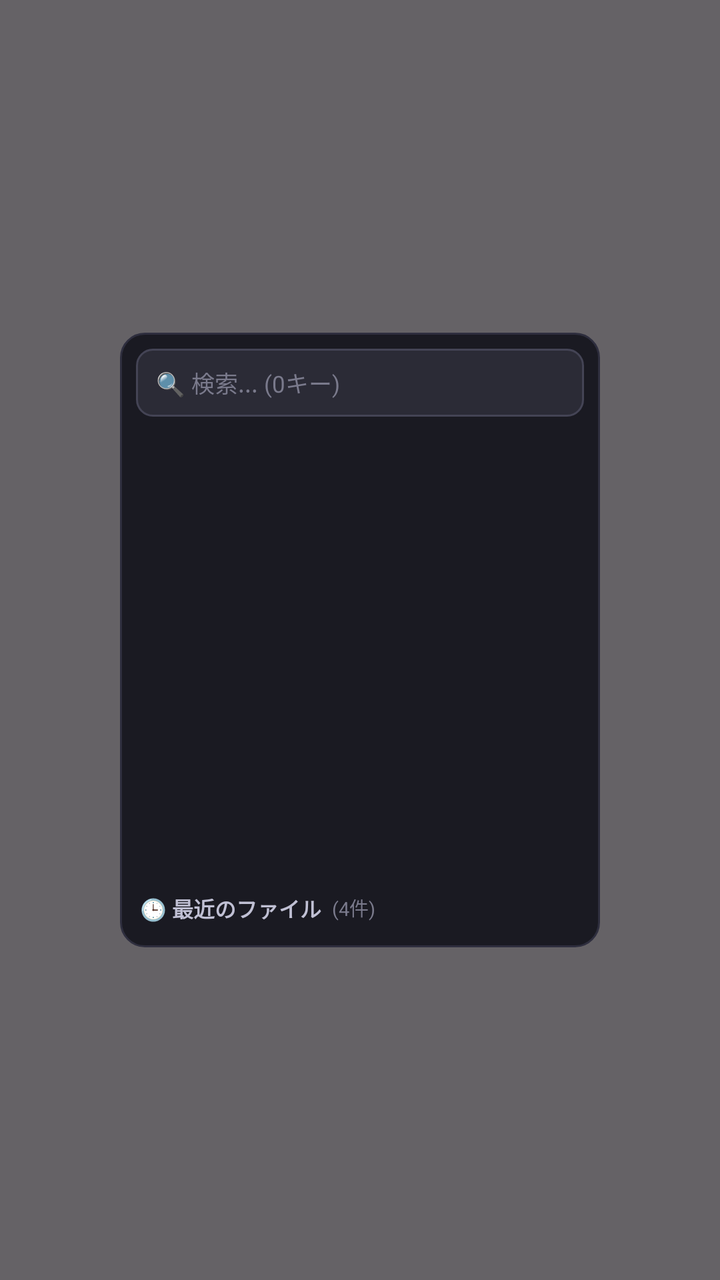
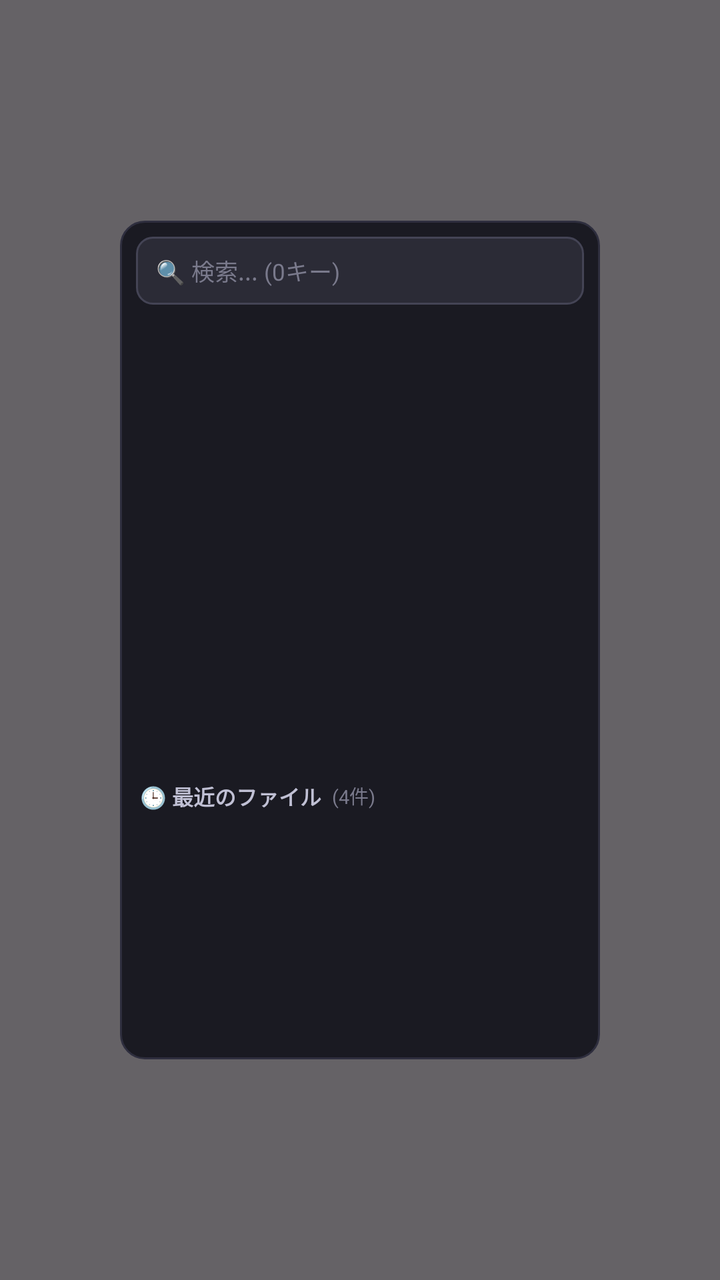

Screens rendered from an Android XML layout before and after an edit, with the pre-edit source and the edit as a unified diff.
<!-- AndroidManifest.xml: application theme Theme.OneHandCommander -->
<!-- res/layout/layout_app_menu.xml -->
<?xml version="1.0" encoding="utf-8"?>
<FrameLayout xmlns:android="http://schemas.android.com/apk/res/android"
    android:id="@+id/menu_dim_background"
    android:layout_width="match_parent"
    android:layout_height="match_parent"
    android:background="#99000000"
    android:clickable="true"
    android:focusable="true">

    
    <LinearLayout
        android:id="@+id/menu_card"
        android:layout_width="240dp"
        android:layout_height="wrap_content"
        android:layout_gravity="center"
        android:background="@drawable/bg_menu_card"
        android:orientation="vertical"
        android:padding="8dp"
        android:clickable="true"
        android:focusable="true">

        
        <EditText
            android:id="@+id/edit_search"
            android:layout_width="match_parent"
            android:layout_height="34dp"
            android:background="@drawable/bg_search_field"
            android:hint="🔍 検索... (0キー)"
            android:textColor="#FFFFFF"
            android:textColorHint="#7A7A8C"
            android:textSize="11.5sp"
            android:paddingHorizontal="10dp"
            android:singleLine="true"
            android:imeOptions="actionDone"
            android:inputType="text"
            android:layout_marginBottom="8dp" />

        
        
        <FrameLayout
            android:layout_width="match_parent"
            android:layout_height="224dp">

            <androidx.recyclerview.widget.RecyclerView
                android:id="@+id/recycler_apps"
                android:layout_width="match_parent"
                android:layout_height="match_parent"
                android:clipToPadding="false"
                android:overScrollMode="never"
                android:scrollbars="none" />

            <TextView
                android:id="@+id/text_empty_apps"
                android:layout_width="match_parent"
                android:layout_height="match_parent"
                android:gravity="center"
                android:text="アプリなし"
                android:textColor="#7A7A8C"
                android:textSize="11.5sp"
                android:visibility="gone" />
        </FrameLayout>

        
        <LinearLayout
            android:layout_width="match_parent"
            android:layout_height="wrap_content"
            android:orientation="horizontal"
            android:gravity="center_vertical"
            android:layout_marginTop="6dp"
            android:layout_marginBottom="4dp"
            android:paddingHorizontal="2dp">

            <TextView
                android:layout_width="wrap_content"
                android:layout_height="wrap_content"
                android:text="🕒 最近のファイル"
                android:textColor="#C0C0D4"
                android:textSize="10.5sp"
                android:textStyle="bold" />

            <TextView
                android:layout_width="wrap_content"
                android:layout_height="wrap_content"
                android:text=" (4件)"
                android:textColor="#7A7A8C"
                android:textSize="9.5sp"
                android:layout_marginStart="3dp" />
        </LinearLayout>

        
        <LinearLayout
            android:id="@+id/recent_section_container"
            android:layout_width="match_parent"
            android:layout_height="wrap_content"
            android:orientation="vertical">

            <androidx.recyclerview.widget.RecyclerView
                android:id="@+id/recycler_recent_files"
                android:layout_width="match_parent"
                android:layout_height="wrap_content"
                android:clipToPadding="false"
                android:nestedScrollingEnabled="false"
                android:overScrollMode="never" />

            <TextView
                android:id="@+id/text_empty_recent"
                android:layout_width="match_parent"
                android:layout_height="60dp"
                android:gravity="center"
                android:text="最近のファイルなし"
                android:textColor="#666677"
                android:textSize="10.5sp"
                android:visibility="gone" />
        </LinearLayout>

    </LinearLayout>
</FrameLayout>
<!-- resources referenced by this layout -->
<resources>
  <!-- drawable bg_menu_card (drawable) -->
  <?xml version="1.0" encoding="utf-8"?>
  <shape xmlns:android="http://schemas.android.com/apk/res/android"
      android:shape="rectangle">
      <solid android:color="#1A1A22" />
      <stroke
          android:width="1dp"
          android:color="#2E2E3E" />
      <corners android:radius="12dp" />
  </shape>
  <!-- drawable bg_search_field (drawable) -->
  <?xml version="1.0" encoding="utf-8"?>
  <shape xmlns:android="http://schemas.android.com/apk/res/android"
      android:shape="rectangle">
      <solid android:color="#2B2B36" />
      <stroke
          android:width="1dp"
          android:color="#444455" />
      <corners android:radius="8dp" />
  </shape>
  <style name="Theme.OneHandCommander" parent="Base.Theme.OneHandCommander" />
  <style name="Base.Theme.OneHandCommander" parent="Theme.Material3.DayNight.NoActionBar">
          
          
      </style>
</resources>

<!-- the commit's change to res/layout/layout_app_menu.xml (unified diff, before → after) -->
@@ -88,16 +88,15 @@
         </LinearLayout>
 
         
-        <LinearLayout
+        <FrameLayout
             android:id="@+id/recent_section_container"
             android:layout_width="match_parent"
-            android:layout_height="wrap_content"
-            android:orientation="vertical">
+            android:layout_height="112dp">
 
             <androidx.recyclerview.widget.RecyclerView
                 android:id="@+id/recycler_recent_files"
                 android:layout_width="match_parent"
-                android:layout_height="wrap_content"
+                android:layout_height="match_parent"
                 android:clipToPadding="false"
                 android:nestedScrollingEnabled="false"
                 android:overScrollMode="never" />
@@ -105,13 +104,13 @@
             <TextView
                 android:id="@+id/text_empty_recent"
                 android:layout_width="match_parent"
-                android:layout_height="60dp"
+                android:layout_height="match_parent"
                 android:gravity="center"
                 android:text="最近のファイルなし"
                 android:textColor="#666677"
                 android:textSize="10.5sp"
                 android:visibility="gone" />
-        </LinearLayout>
+        </FrameLayout>
 
     </LinearLayout>
 </FrameLayout>
